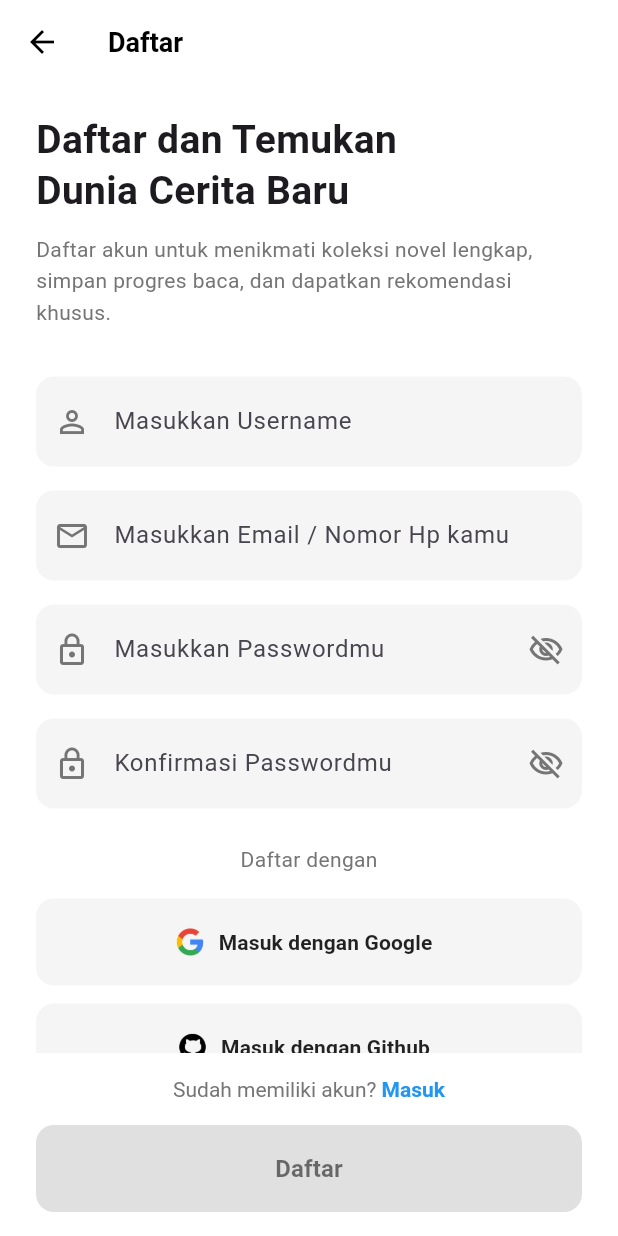
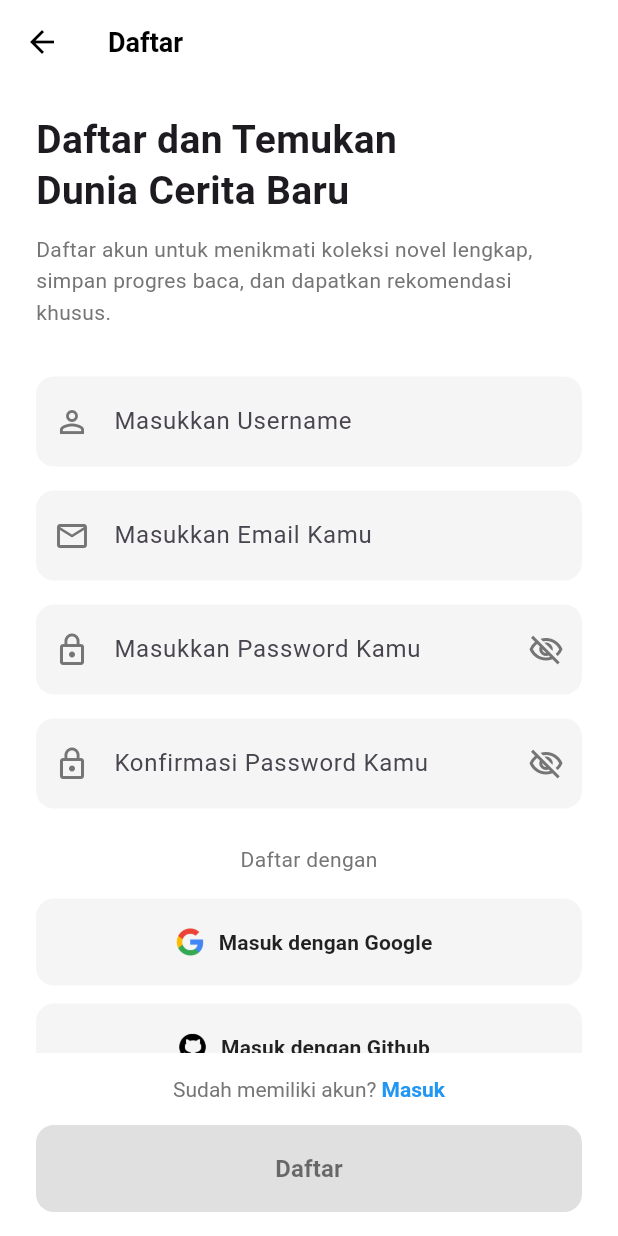
Before and after one commit to Aprilrianto/lexicon, a Flutter app: the RegisterScreen screen opened by its route, on a phone screen of 412 x 824 dp. Run offline on Flutter 3.47's test engine with Material 3 defaults, Android fonts, the phone set to English and light mode, and no system bars; our stand-ins replace fl_chart, image_picker, pinput, shared_preferences, supabase_flutter; accounts and stored records are empty.

Commit message:
memperbaiki register

```diff
--- a/lib/screens/register_screen.dart
+++ b/lib/screens/register_screen.dart
@@ -174,7 +174,7 @@ class _RegisterScreenState extends State<RegisterScreen> {
                         // Email
                         _buildTextFormField(
                           controller: _emailController,
-                          hintText: 'Masukkan Email / Nomor Hp kamu',
+                          hintText: 'Masukkan Email Kamu',
                           prefixIcon: Icons.mail_outline,
                           keyboardType: TextInputType.emailAddress,
                           validator: (value) {
@@ -191,7 +191,7 @@ class _RegisterScreenState extends State<RegisterScreen> {
                         // Password
                         _buildTextFormField(
                           controller: _passwordController,
-                          hintText: 'Masukkan Passwordmu',
+                          hintText: 'Masukkan Password Kamu',
                           prefixIcon: Icons.lock_outline,
                           obscureText: !_isPasswordVisible,
                           suffixIcon: IconButton(
@@ -221,7 +221,7 @@ class _RegisterScreenState extends State<RegisterScreen> {
                         // Konfirmasi Password
                         _buildTextFormField(
                           controller: _confirmPasswordController,
-                          hintText: 'Konfirmasi Passwordmu',
+                          hintText: 'Konfirmasi Password Kamu',
                           prefixIcon: Icons.lock_outline,
                           obscureText: !_isConfirmPasswordVisible,
                           suffixIcon: IconButton(
```
